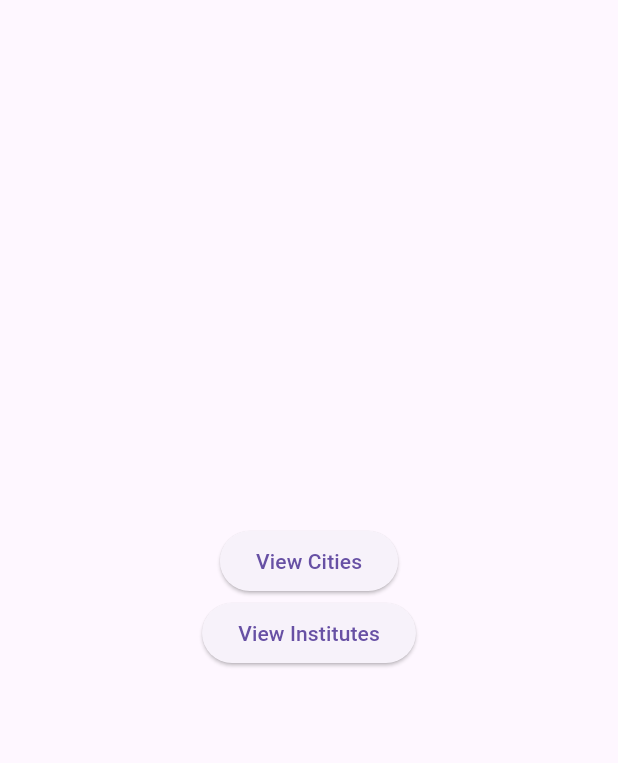
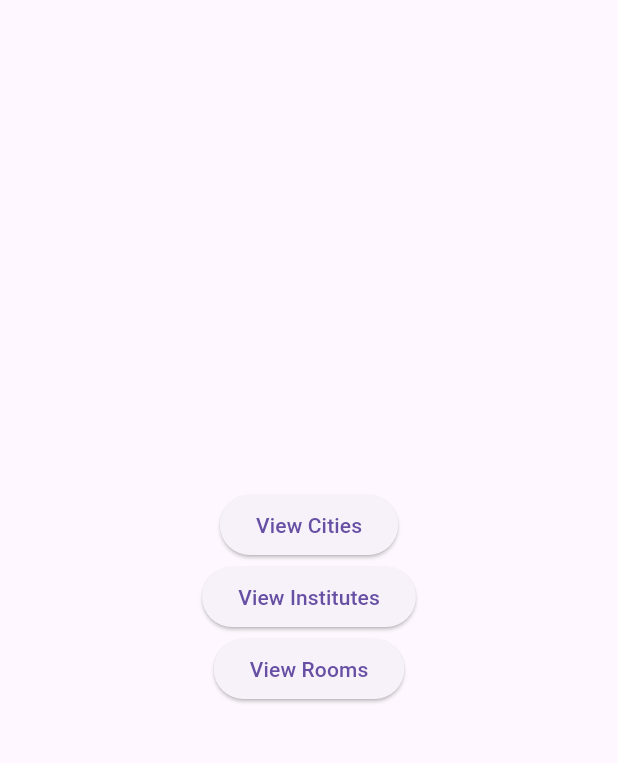
Before and after one commit to pedzero/Air_Quality_Data_APP, a Flutter app: the screen it shows after launch, on a phone screen of 412 x 824 dp, the part 63-826 px from its top. Run offline on Flutter 3.47's test engine with Material 3 defaults, Android fonts, the phone set to English and light mode, and no system bars; our stand-ins replace flutter_dotenv.

Commit message:
feat: add Room provider and example screen

```diff
--- /dev/null
+++ b/lib/core/providers/room_provider.dart
@@ -0,0 +1,27 @@
+import 'package:flutter/material.dart';
+import '../models/room.dart';
+import '../services/room_service.dart';
+
+class RoomProvider with ChangeNotifier {
+  final RoomService _roomService = RoomService();
+  List<Room> _rooms = [];
+  bool _isLoading = false;
+
+  List<Room> get rooms => _rooms;
+  bool get isLoading => _isLoading;
+
+  Future<void> fetchRooms() async {
+    _isLoading = true;
+    notifyListeners();
+
+    try {
+      _rooms = await _roomService.fetchRooms();
+    } catch (e) {
+      _rooms = [];
+      throw Exception('Error fetching rooms: $e');
+    }
+
+    _isLoading = false;
+    notifyListeners();
+  }
+}
--- a/lib/main.dart
+++ b/lib/main.dart
@@ -4,39 +4,46 @@ import 'package:provider/provider.dart';
 
 import './core/providers/city_provider.dart';
 import './core/providers/institute_provider.dart';
+import './core/providers/room_provider.dart';
 import './ui/screens/city_list_screen.dart';
 import './ui/screens/institute_list_screen.dart';
+import './ui/screens/room_list_screen.dart';
 
 Future main() async {
   await dotenv.load(fileName: '.env');
-  runApp(MyApp());
+  runApp(const MyApp());
 }
 
 class MyApp extends StatelessWidget {
+  const MyApp({super.key});
+
   @override
   Widget build(BuildContext context) {
     return MultiProvider(
       providers: [
         ChangeNotifierProvider(create: (_) => CityProvider()),
         ChangeNotifierProvider(create: (_) => InstituteProvider()),
+        ChangeNotifierProvider(create: (_) => RoomProvider()),
       ],
       child: MaterialApp(
         title: 'Air Quality App',
         theme: ThemeData(
           primarySwatch: Colors.blue,
         ),
-        home: HomeScreen(),
+        home: const HomeScreen(),
       ),
     );
   }
 }
 
 class HomeScreen extends StatelessWidget {
+  const HomeScreen({super.key});
+
   @override
   Widget build(BuildContext context) {
     return Scaffold(
       appBar: AppBar(
-        title: Text('Air Quality App Home'),
+        title: const Text('Air Quality App Home'),
       ),
       body: Center(
         child: Column(
@@ -46,21 +53,32 @@ class HomeScreen extends StatelessWidget {
               onPressed: () {
                 Navigator.push(
                   context,
-                  MaterialPageRoute(builder: (context) => CityListScreen()),
+                  MaterialPageRoute(builder: (context) => const CityListScreen()),
                 );
               },
-              child: Text('View Cities'),
+              child: const Text('View Cities'),
             ),
             ElevatedButton(
               onPressed: () {
                 Navigator.push(
                   context,
                   MaterialPageRoute(
-                    builder: (context) => InstituteListScreen(),
+                    builder: (context) => const InstituteListScreen(),
                   ),
                 );
               },
-              child: Text('View Institutes'),
+              child: const Text('View Institutes'),
+            ),
+            ElevatedButton(
+              onPressed: () {
+                Navigator.push(
+                  context,
+                  MaterialPageRoute(
+                    builder: (context) => const RoomListScreen(),
+                  ),
+                );
+              },
+              child: const Text('View Rooms'),
             ),
           ],
         ),
```
Also changed, not shown: lib/ui/screens/room_list_screen.dart (added, +43 -0 lines).
